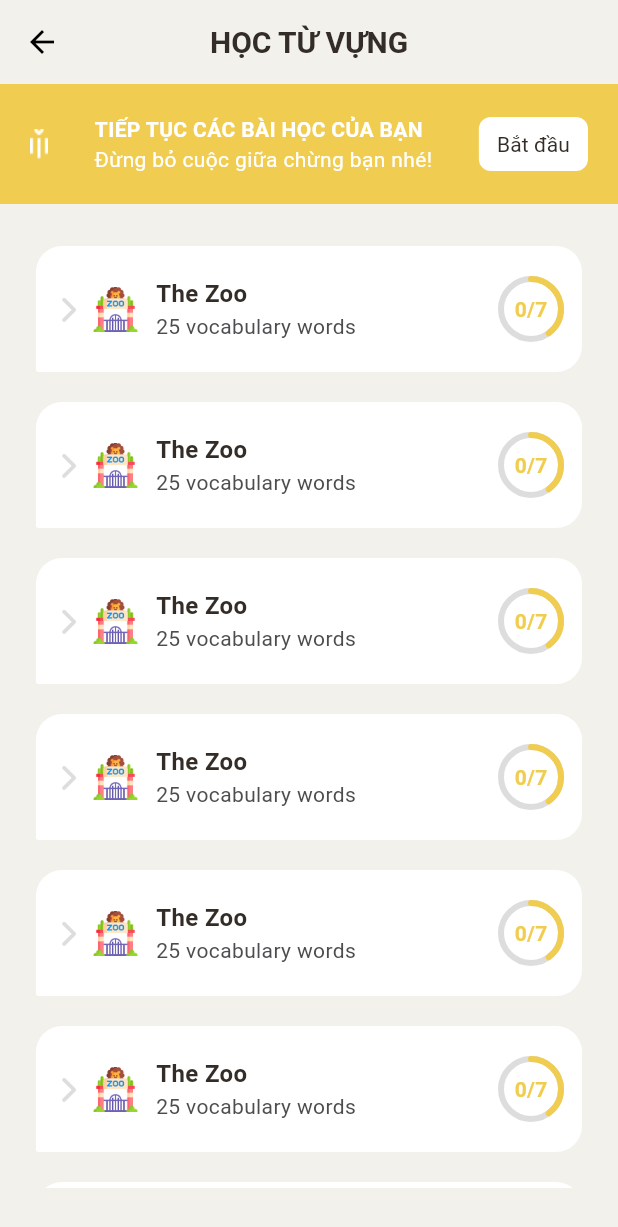
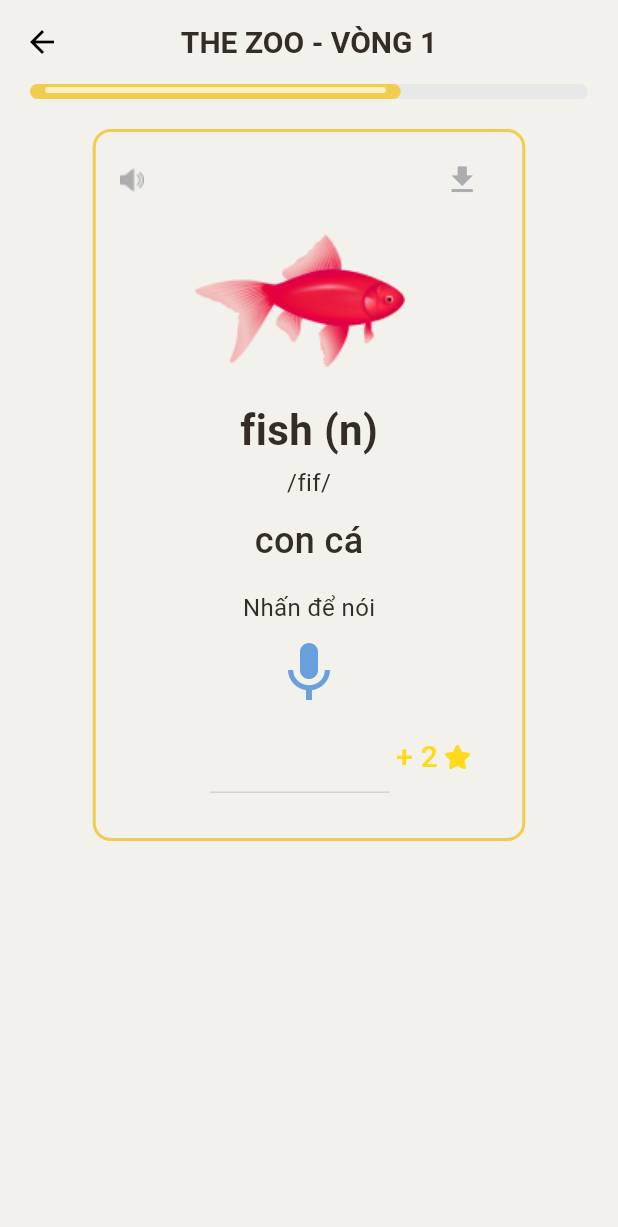
Before and after one commit to QuiChua333/QLish, a Flutter app: the screen it shows after launch, on a phone screen of 412 x 824 dp. Shown: the top 1227 px of the screen. Run offline on Flutter 3.47's test engine with Material 3 defaults, Android fonts, the phone set to English and light mode, and no system bars; drawn by our look-alikes of percent_indicator; our stand-ins replace flutter_svg, font_awesome_flutter, get; missing offline and left inert: comment_tree.

Commit message:
add vocab learn

```diff
--- a/lib/main.dart
+++ b/lib/main.dart
@@ -35,7 +35,7 @@ class MyApp extends StatelessWidget {
               bodyMedium: TextStyle(color: AppColors.textColor, fontSize: 14),
           )
       ),
-      initialRoute: AppRoutes.LEARNING_VOCABULARY,
+      initialRoute: AppRoutes.LEARNING_VOCABULARY_ROUND,
       getPages: AppPages.pages,
     );
   }
--- a/lib/src/core/utils/constants/app_pages.dart
+++ b/lib/src/core/utils/constants/app_pages.dart
@@ -7,6 +7,7 @@ import 'package:qlish/src/presentation/view/edit_profile/main/edit_profile_page.
 import 'package:qlish/src/presentation/view/emailVerify/email_verify_page.dart';
 import 'package:qlish/src/presentation/view/ipa/main/ipa_page.dart';
 import 'package:qlish/src/presentation/view/learning_vocabulary/main/learning_vocabulary_page.dart';
+import 'package:qlish/src/presentation/view/learning_vocabulary_round/main/learning_vocabulary_round_page.dart';
 import 'package:qlish/src/presentation/view/navigation_menu/navigation_menu.dart';
 import 'package:qlish/src/presentation/view/signin.main/signin_binding.dart';
 import 'package:qlish/src/presentation/view/signin.main/signin_page.dart';
@@ -72,6 +73,10 @@ class AppPages {
       name: AppRoutes.LEARNING_VOCABULARY,
       page: () => LearningVocabularyPage(),
     ),
+    GetPage(
+      name: AppRoutes.LEARNING_VOCABULARY_ROUND,
+      page: () => LearningVocabularyRoundPage(),
+    ),
 
   ];
 }
--- a/lib/src/core/utils/constants/app_routes.dart
+++ b/lib/src/core/utils/constants/app_routes.dart
@@ -12,5 +12,6 @@ class AppRoutes {
   static const String BOTTOM_NAVIGATION = "/bottomnavigation";
   static const String IPA = "/ipa";
   static const String LEARNING_VOCABULARY = "/learningvocabulary";
+  static const String LEARNING_VOCABULARY_ROUND = "/learningvocabularyround";
 
 }
--- /dev/null
+++ b/lib/src/presentation/view/learning_vocabulary_round/main/learning_vocabulary_round_page.dart
@@ -0,0 +1,146 @@
+import 'package:flutter/cupertino.dart';
+import 'package:flutter/material.dart';
+import 'package:flutter/widgets.dart';
+import 'package:font_awesome_flutter/font_awesome_flutter.dart';
+import 'package:get/get.dart';
+import 'package:qlish/src/core/utils/constants/app_colors.dart';
+import 'package:qlish/src/presentation/view/ipa/widget/ipa_component.dart';
+
+class LearningVocabularyRoundPage extends StatelessWidget {
+  LearningVocabularyRoundPage({Key? key}) : super(key: key);
+
+
+  @override
+  Widget build(BuildContext context) {
+    return SafeArea(
+      child: Scaffold(
+          appBar: AppBar(
+            surfaceTintColor: Colors.transparent,
+            centerTitle: true,
+            title: const Text("THE ZOO - VÒNG 1"),
+            leading: IconButton(
+              onPressed: () {
+                Get.back();
+              },
+              icon: const Icon(Icons.arrow_back),
+            ),
+          ),
+          body: Container(
+            padding: const EdgeInsets.only(bottom: 16),
+            width: Get.width,
+            child:  SingleChildScrollView(
+              child: Column(
+                children: [
+                  Padding(
+                    padding: EdgeInsets.symmetric(horizontal: 20),
+                    child: Stack(
+                      children: [
+                        Container(
+                          height: 10,
+                          decoration: BoxDecoration(
+                            borderRadius: BorderRadius.circular(10),
+                            color: Color(0xffE9E8E8),
+                          ),
+                        ),
+                        Stack(
+                          children: [
+                            Container(
+                              height: 10,
+                              width: Get.width*0.6,
+                              decoration: BoxDecoration(
+                                borderRadius: BorderRadius.circular(10),
+                                color: Color(0xffF0CD51),
+                              ),
+                            ),
+                            Positioned(
+                              left: 10,
+                              right: 10,
+                              top: 2,
+                              child: Container(
+                                height: 4,
+                                decoration: BoxDecoration(
+                                  borderRadius: BorderRadius.circular(10),
+                                  color: Color(0xffFFEEC1),
+                                ),
+                              ),
+                            )
+                          ]
+                        ),
+
+                      ],
+                    ),
+                  ),
+                  SizedBox(height: 20,),
+                  Center(
+                    child: Container(
+                      width: Get.width*0.7,
+
+                      padding: EdgeInsets.only(top: 8,left: 16,right: 16,bottom: 30),
+                      decoration: BoxDecoration(
+                        border: Border.all(color: AppColors.mainColor,width: 2),
+                        borderRadius: BorderRadius.circular(12),
+                      ),
+                      child: Column(
+                        children: [
+                          Row(
+                            mainAxisAlignment: MainAxisAlignment.spaceBetween,
+                            children: [
+                              InkWell(child: Image.asset('assets/images/volume.png')),
+                              IconButton(onPressed: (){}, icon: Icon(Icons.download,color: Color(0xffADADAD),))
+                            ],
+                          ),
+                          Center(
+                            child: Image.asset('assets/images/fish.png',width: 170, fit: BoxFit.cover,),
+                          ),
+                          SizedBox(height: 10,),
+                          Text('fish (n)', style: TextStyle(fontSize: 28, fontWeight: FontWeight.w600),),
+                          SizedBox(height: 4,),
+                          Text('/fif/', style: TextStyle(fontWeight: FontWeight.w400, fontSize: 16),),
+                          SizedBox(height: 10,),
+                          Text('con cá', style: TextStyle(fontWeight: FontWeight.w500, fontSize: 24),),
+                          SizedBox(height: 16,),
+                          Text('Nhấn để nói', style: TextStyle( fontSize: 16),),
+                          IconButton(
+                              onPressed: () {},
+                              icon: const Icon(
+                                Icons.mic,
+                                color: Color(0xff6A9FDD),
+                                size: 48,
+                              )),
+                          const Row(
+                            crossAxisAlignment: CrossAxisAlignment.center,
+                            children: [
+                              SizedBox(width: 60,),
+                              SizedBox(
+                                width: 120,
+                                child: TextField(
+                                  enabled: false,
+                                  decoration: InputDecoration(
+                                    contentPadding: EdgeInsets.only(left: 8),
+                                    enabledBorder: UnderlineInputBorder(
+                                      borderSide: BorderSide(color: Color(0xffDDDDDD)),
+                                    ),
+                                  ),
+                                ),
+                              ),
+                              SizedBox(width: 4,),
+                              Text("+ 2", style: TextStyle(color: Color(0xffFFDA1A),fontWeight: FontWeight.w500, fontSize: 20),),
+                              SizedBox(width: 4,),
+                              Icon(
+                                FontAwesomeIcons.solidStar,
+                                size: 16,
+                                color: Color(0xffFFDA1A),
+                              ),
+                            ],
+                          )
+                        ],
+                      ),
+                    ),
+                  )
+                ],
+              ),
+            ),
+          )),
+    );
+  }
+}
```
Also changed, not shown: lib/src/presentation/view/learning_vocabulary/widget/card_topic_vocabulary.dart (+37 -1 lines), lib/src/presentation/view/learning_vocabulary_round/widget/ipa_component.dart (added, +30 -0 lines), assets/images/fish.png (added), assets/images/talk.svg (added), 1 other file.
